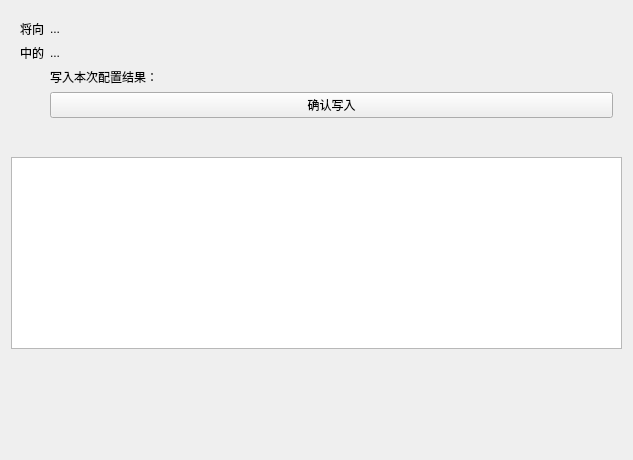
This is ui/designer/pages/final_confirm.ui in 283375/arcaea-offline-ocr-device-creation-wizard as Qt 5 draws it before an edit. The edited form follows.
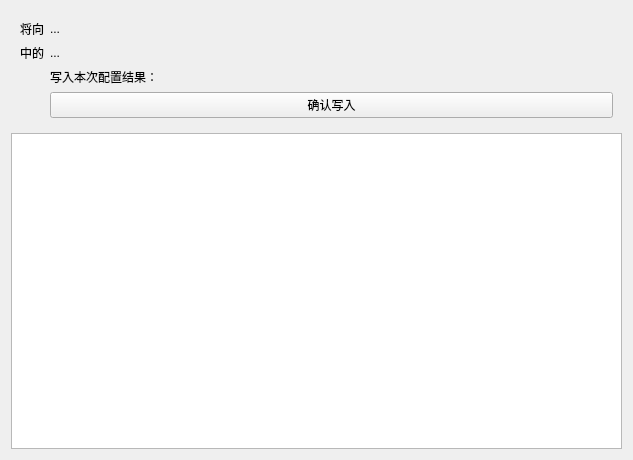
This is the edited form.

Commit message: chore: page final_confirm layout

What changed in the file:
```diff
--- a/ui/designer/pages/final_confirm.ui
+++ b/ui/designer/pages/final_confirm.ui
@@ -13,7 +13,7 @@
   <property name="windowTitle">
    <string notr="true">Final_Confirm</string>
   </property>
-  <layout class="QVBoxLayout" name="verticalLayout_2">
+  <layout class="QVBoxLayout" name="verticalLayout_2" stretch="0,1">
    <item>
     <widget class="QWidget" name="widget" native="true">
      <layout class="QFormLayout" name="formLayout">
@@ -65,27 +65,9 @@
      </layout>
     </widget>
    </item>
-   <item>
-    <widget class="QWidget" name="widget_2" native="true">
-     <layout class="QHBoxLayout" name="horizontalLayout"/>
-    </widget>
-   </item>
    <item>
     <widget class="QTableView" name="tableView"/>
    </item>
-   <item>
-    <spacer name="verticalSpacer">
-     <property name="orientation">
-      <enum>Qt::Vertical</enum>
-     </property>
-     <property name="sizeHint" stdset="0">
-      <size>
-       <width>20</width>
-       <height>40</height>
-      </size>
-     </property>
-    </spacer>
-   </item>
   </layout>
  </widget>
  <resources/>
```
The commit also changes 1 other file.
